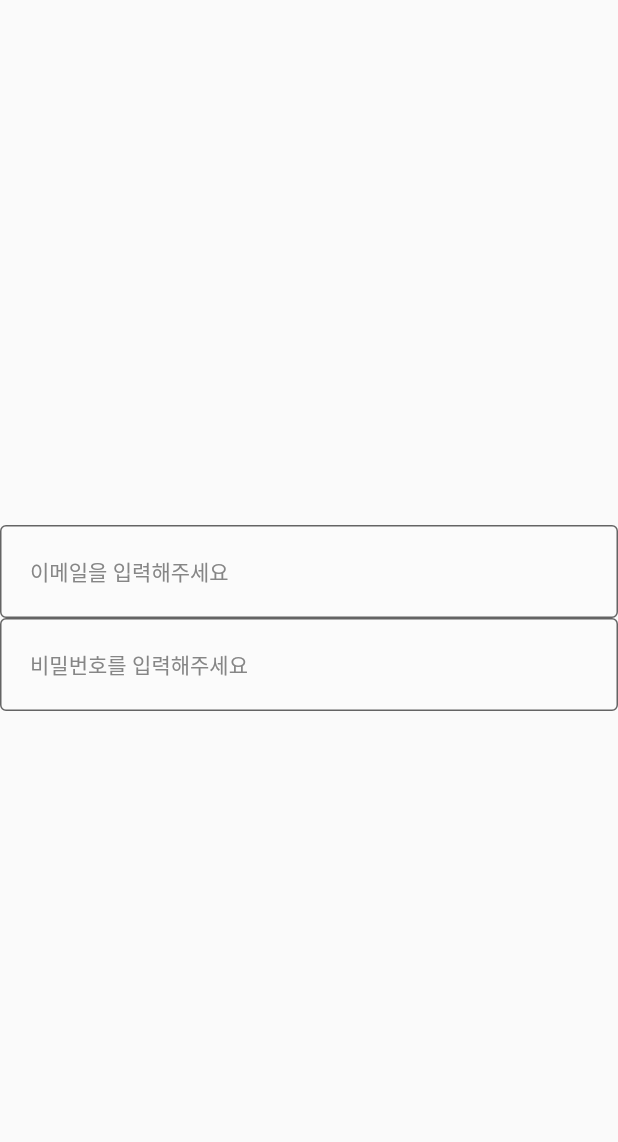
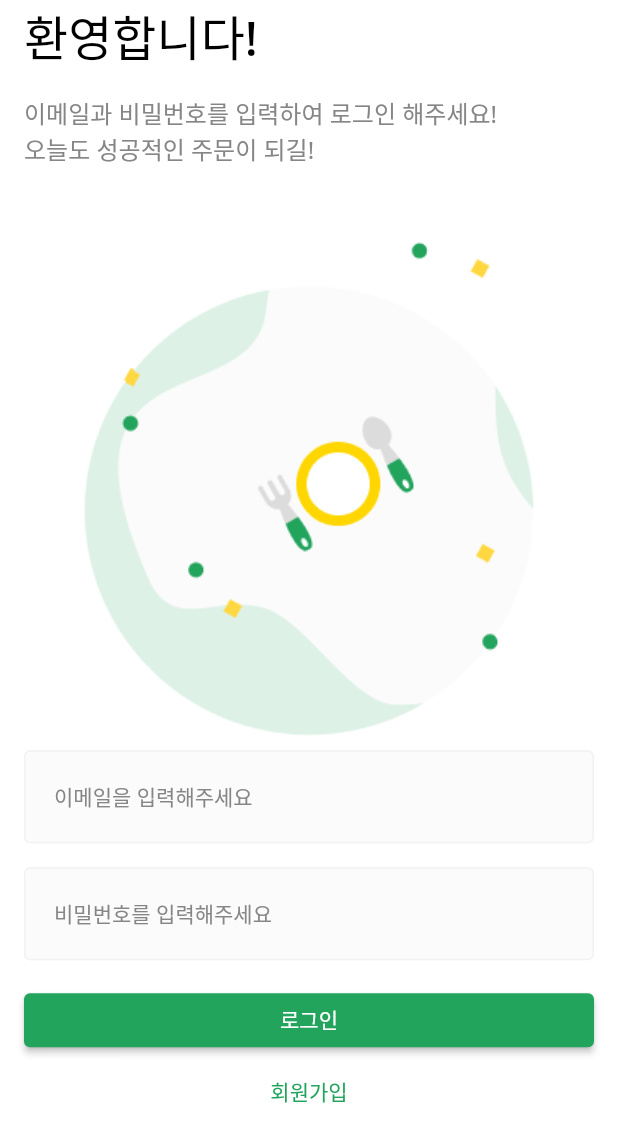
Before and after one commit to nakevin96/FlutterAppPrac02_CF, a Flutter app: the screen it shows after launch, on a phone screen of 412 x 824 dp. Shown: the top 1142 px of the screen. Run offline on Flutter 3.47's test engine with Material 2 defaults, Android fonts, the light colour scheme and no system bars.

Commit message:
feature: login screen 디자인 마무리

```diff
--- a/prac01ui/lib/common/component/custom_text_form.dart
+++ b/prac01ui/lib/common/component/custom_text_form.dart
@@ -66,6 +66,8 @@ class CustomTextForm extends StatelessWidget {
         // 모든 상태라는 건 focus전, focus 후, disabled와 같은 모든 상태를 의미합니다.
         border: baseBorder,
 
+        enabledBorder: baseBorder,
+
         // 포커싱이 들어갔을 때 스타일링을 할 때는 focused border를 사용하면 됩니다.
         // baseBorder값을 유지한 채로 특정 값만 바꿔 사용하기 위해서는 copywith을 사용하면 됩니다.
         focusedBorder: baseBorder.copyWith(
--- a/prac01ui/lib/common/layout/defalut_layout.dart
+++ b/prac01ui/lib/common/layout/defalut_layout.dart
@@ -16,6 +16,7 @@ class DefaultLayout extends StatelessWidget {
   @override
   Widget build(BuildContext context) {
     return Scaffold(
+      backgroundColor: Colors.white,
       body: child,
     );
   }
--- a/prac01ui/lib/user/view/login_screen.dart
+++ b/prac01ui/lib/user/view/login_screen.dart
@@ -1,5 +1,6 @@
 import 'package:flutter/material.dart';
 import 'package:prac01ui/common/component/custom_text_form.dart';
+import 'package:prac01ui/common/const/colors.dart';
 import 'package:prac01ui/common/layout/defalut_layout.dart';
 
 class LoginScreen extends StatelessWidget {
@@ -8,20 +9,102 @@ class LoginScreen extends StatelessWidget {
   @override
   Widget build(BuildContext context) {
     return DefaultLayout(
+      child: SingleChildScrollView(
+        // [UI/UX] keyboardDismissBehavior에 onDrag속성을 넣으면, 화면 드래그 시 키보드가 내려갑니다.
+        keyboardDismissBehavior: ScrollViewKeyboardDismissBehavior.onDrag,
+        child: SafeArea(
+          // SafeArea를 사용하면 핸드폰 구조에서 상단 네비게이션 바나 노치를 피해서 랜더링 됨
+          top: true,
+          bottom: false,
+          child: Padding(
+            padding: const EdgeInsets.symmetric(
+              horizontal: 16.0,
+            ),
             child: Column(
-        mainAxisAlignment: MainAxisAlignment.center,
+              crossAxisAlignment: CrossAxisAlignment.stretch,
               children: [
+                const _Title(),
+                const SizedBox(
+                  height: 16.0,
+                ),
+                const _SubTitle(),
+                // Image.asset을 쓰면 asset파일로 부터 이미지를 가져올 수 있음
+                Image.asset(
+                  'asset/img/misc/logo.png',
+                  // MediaQuery.of(context).size.width를 쓰면 화면의 넓이를 받아올 수 있음
+                  width: (MediaQuery.of(context).size.width) * 2 / 3,
+                ),
                 CustomTextForm(
                   customHintText: '이메일을 입력해주세요',
                   onChanged: (value) {},
+                ),
+                const SizedBox(
+                  height: 16.0,
                 ),
                 CustomTextForm(
                   customHintText: '비밀번호를 입력해주세요',
                   obscureText: true,
                   onChanged: (value) {},
-          )
+                ),
+                const SizedBox(
+                  height: 16.0,
+                ),
+                // ElevatedButton은 버튼을 눌렀을 때 올라오는 듯한 3D효과가 탑재되어 있음
+                // 버튼의 배경색이 강조됨
+                ElevatedButton(
+                  onPressed: () {},
+                  style: ElevatedButton.styleFrom(
+                    backgroundColor: PRIMARY_COLOR,
+                  ),
+                  child: const Text(
+                    '로그인',
+                  ),
+                ),
+                // TextButton은 버튼의 배경이 투명하고 텍스트만 평면버튼으로
+                // 주로 보조적인 액션이나 링크로 사용
+                TextButton(
+                  onPressed: () {},
+                  style: TextButton.styleFrom(
+                    foregroundColor: PRIMARY_COLOR,
+                  ),
+                  child: const Text(
+                    '회원가입',
+                  ),
+                ),
               ],
+            ),
+          ),
+        ),
       ),
     );
   }
 }
+
+class _Title extends StatelessWidget {
+  const _Title();
+
+  @override
+  Widget build(BuildContext context) {
+    return const Text('환영합니다!',
+        style: TextStyle(
+          fontSize: 32,
+          fontWeight: FontWeight.w500,
+          color: Colors.black,
+        ));
+  }
+}
+
+class _SubTitle extends StatelessWidget {
+  const _SubTitle();
+
+  @override
+  Widget build(BuildContext context) {
+    return const Text(
+      '이메일과 비밀번호를 입력하여 로그인 해주세요!\n오늘도 성공적인 주문이 되길!',
+      style: TextStyle(
+        fontSize: 16,
+        color: BODY_TEXT_COLOR,
+      ),
+    );
+  }
+}
```
Lines whose indentation alone changed are shown as unchanged.
